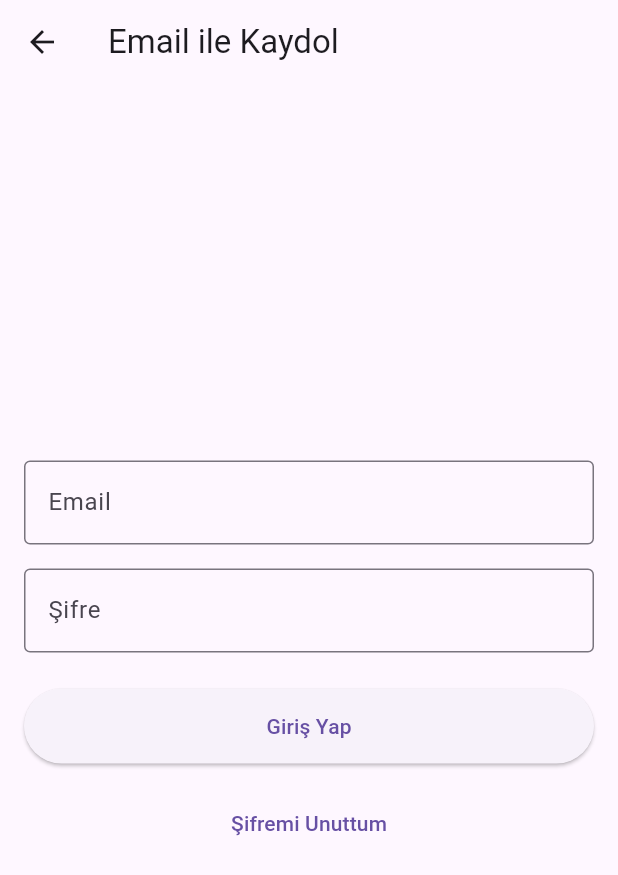
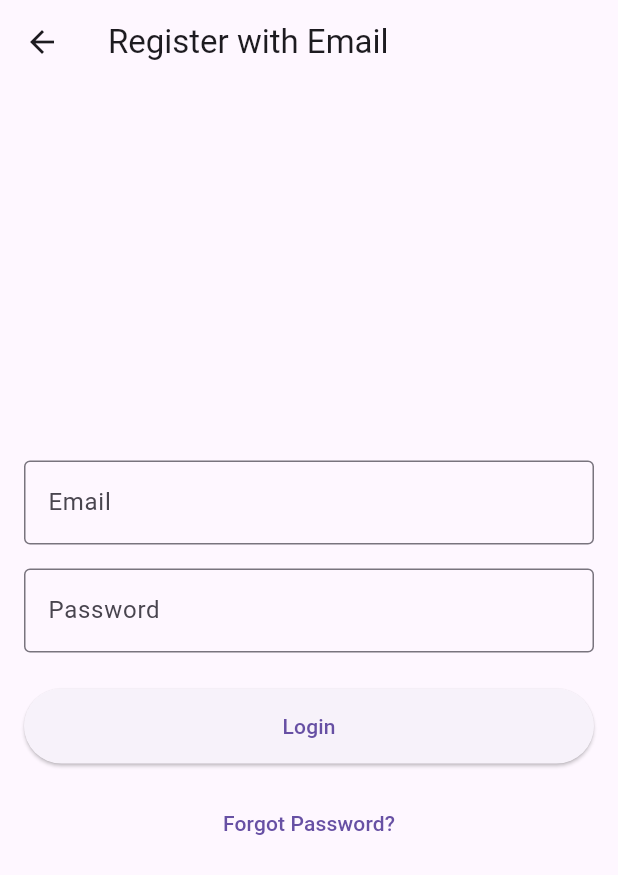
Before and after one commit to keresof/SmartCityFront, a Flutter app: the EmailLoginScreen screen opened by its route, on a phone screen of 412 x 824 dp. Shown: the top 875 px of the screen. Run offline on Flutter 3.47's test engine with Material 3 defaults, Android fonts, the light colour scheme and no system bars; our stand-ins replace dio, easy_localization, firebase_messaging, flutter_svg, geocoding, geolocator and 5 more; accounts and stored records are empty.

Commit message:
Translation basics

```diff
--- /dev/null
+++ b/asset/translations/de.json
@@ -0,0 +1,16 @@
+{
+    "smart_city_app_title": "Smart City App",
+    "settings": "Einstellungen",
+    "notifications": "Benachrichtigungen",
+    "darkMode": "Dunkelmodus",
+    "language": "Sprache",
+    "logout": "Abmelden",
+    "register_with_email": "Mit E-Mail registrieren",
+    "email": "E-Mail",
+    "password": "Passwort",
+    "please_enter_email_and_password": "Bitte geben Sie Ihre E-Mail-Adresse und Ihr Passwort ein",
+    "login_failed_check_email_and_password": "Anmeldung fehlgeschlagen. Bitte überprüfen Sie Ihre E-Mail-Adresse und Ihr Passwort",
+    "login": "Anmelden",
+    "login_problem_please_contact_support": "Probleme beim Anmelden? Kontaktieren Sie den Support",
+    "forgot_password": "Passwort vergessen?"
+}
--- /dev/null
+++ b/asset/translations/en.json
@@ -0,0 +1,16 @@
+{
+    "smart_city_app_title": "Smart City App",
+    "settings": "Settings",
+    "notifications": "Notifications",
+    "darkMode": "Dark Mode",
+    "language": "Language",
+    "logout": "Logout",
+    "register_with_email": "Register with Email",
+    "email": "Email",
+    "password": "Password",
+    "please_enter_email_and_password": "Please enter email and password",
+    "login_failed_check_email_and_password": "Login failed. Please check your email and password",
+    "login": "Login",
+    "login_problem_please_contact_support": "Having trouble signing in? Contact support",
+    "forgot_password": "Forgot Password?"
+  }
--- /dev/null
+++ b/asset/translations/es.json
@@ -0,0 +1,16 @@
+{
+    "smart_city_app_title": "Aplicación de la ciudad inteligente",
+    "settings": "Configuración",
+    "notifications": "Notificaciones",
+    "darkMode": "Modo oscuro",
+    "language": "Idioma",
+    "logout": "Cerrar sesión",
+    "register_with_email": "Registrarse con correo electrónico",
+    "email": "Correo electrónico",
+    "password": "Contraseña",
+    "please_enter_email_and_password": "Por favor, introduzca su correo electrónico y contraseña",
+    "login_failed_check_email_and_password": "Error al iniciar sesión. Por favor, compruebe su correo electrónico y contraseña",
+    "login": "Iniciar sesión",
+    "login_problem_please_contact_support": "¿Tiene problemas para iniciar sesión? Póngase en contacto con el soporte",
+    "forgot_password": "¿Olvidó su contraseña?"
+}
--- /dev/null
+++ b/asset/translations/fr.json
@@ -0,0 +1,16 @@
+{
+    "smart_city_app_title": "Application Smart City",
+    "settings": "Paramètres",
+    "notifications": "Notifications",
+    "darkMode": "Mode sombre",
+    "language": "Langue",
+    "logout": "Déconnexion",
+    "register_with_email": "S'inscrire avec un e-mail",
+    "email": "Email",
+    "password": "Mot de passe",
+    "please_enter_email_and_password": "Veuillez entrer votre email et votre mot de passe",
+    "login_failed_check_email_and_password": "Échec de la connexion. Veuillez vérifier votre email et votre mot de passe",
+    "login": "Login",
+    "login_problem_please_contact_support": "Problème de connexion? Contactez le support",
+    "forgot_password": "Mot de passe oublié?"
+}
--- /dev/null
+++ b/asset/translations/tr.json
@@ -0,0 +1,16 @@
+{
+    "smart_city_app_title": "Akıllı Şehir Uygulaması",
+    "settings": "Ayarlar",
+    "notifications": "Bildirimler",
+    "darkMode": "Karanlık Mod",
+    "language": "Dil",
+    "logout": "Çıkış Yap",
+    "register_with_email": "E-posta ile Kayıt Ol",
+    "email": "E-posta",
+    "password": "Şifre",
+    "please_enter_email_and_password": "Lütfen e-posta ve şifrenizi girin",
+    "login_failed_check_email_and_password": "Giriş başarısız. Lütfen e-posta ve şifrenizi kontrol edin",
+    "login": "Giriş Yap",
+    "login_problem_please_contact_support": "Giriş yapmakta sorun mu yaşıyorsunuz? Destek ekibimiz ile iletişime geçin",
+    "forgot_password": "Şifremi Unuttum"
+  }
--- a/lib/models/app_state.dart
+++ b/lib/models/app_state.dart
@@ -3,7 +3,7 @@ import 'package:flutter/foundation.dart';
 class AppState with ChangeNotifier {
   bool _isDarkMode = false;
   bool _notificationsEnabled = true;
-  String _language = 'English';
+  String _language = 'en';
   bool _isLoggedIn = false;
 
   bool get isDarkMode => _isDarkMode;
--- a/lib/screens/email_login_screen.dart
+++ b/lib/screens/email_login_screen.dart
@@ -3,6 +3,7 @@ import 'package:go_router/go_router.dart';
 import 'package:provider/provider.dart';
 import '../widgets/custom_pop_scope.dart';
 import '../providers/auth_provider.dart';
+import 'package:easy_localization/easy_localization.dart';
 
 class EmailLoginScreen extends StatelessWidget {
   final TextEditingController emailController = TextEditingController();
@@ -18,7 +19,7 @@ class EmailLoginScreen extends StatelessWidget {
       backPath: '/',
       child: Scaffold(
         appBar: AppBar(
-          title: Text('Email ile Kaydol'),
+          title: Text('register_with_email').tr(),
           leading: IconButton(
             icon: Icon(Icons.arrow_back),
             onPressed: () => context.go('/'),
@@ -32,7 +33,7 @@ class EmailLoginScreen extends StatelessWidget {
               TextField(
                 controller: emailController,
                 decoration: InputDecoration(
-                  labelText: 'Email',
+                  labelText: 'email'.tr(),
                   border: OutlineInputBorder(),
                 ),
                 keyboardType: TextInputType.emailAddress,
@@ -41,7 +42,7 @@ class EmailLoginScreen extends StatelessWidget {
               TextField(
                 controller: passwordController,
                 decoration: InputDecoration(
-                  labelText: 'Şifre',
+                  labelText: 'password'.tr(),
                   border: OutlineInputBorder(),
                 ),
                 obscureText: true,
@@ -54,7 +55,9 @@ class EmailLoginScreen extends StatelessWidget {
 
                   if (email.isEmpty || password.isEmpty) {
                     ScaffoldMessenger.of(context).showSnackBar(
-                      SnackBar(content: Text('Lütfen email ve şifrenizi girin.')),
+                      SnackBar(
+                          content:
+                              Text('please_enter_email_and_password').tr()),
                     );
                     return;
                   }
@@ -64,11 +67,13 @@ class EmailLoginScreen extends StatelessWidget {
                     context.go('/home');
                   } else {
                     ScaffoldMessenger.of(context).showSnackBar(
-                      SnackBar(content: Text('Giriş başarısız. Lütfen bilgilerinizi kontrol edin.')),
+                      SnackBar(
+                          content: Text('login_failed_check_email_and_password')
+                              .tr()),
                     );
                   }
                 },
-                child: Text('Giriş Yap'),
+                child: Text('login').tr(),
                 style: ElevatedButton.styleFrom(
                   minimumSize: Size(double.infinity, 50),
                 ),
@@ -78,10 +83,12 @@ class EmailLoginScreen extends StatelessWidget {
                 onPressed: () {
                   // TODO: Implement forgot password functionality
                   ScaffoldMessenger.of(context).showSnackBar(
-                    SnackBar(content: Text('Giriş yaparken sorun mu yaşıyorsunuz? Lütfen destek ekibimizle iletişime geçin.')),
+                    SnackBar(
+                        content:
+                            Text('login_problem_please_contact_support').tr()),
                   );
                 },
-                child: Text('Şifremi Unuttum'),
+                child: Text('forgot_password').tr(),
               ),
             ],
           ),
--- a/pubspec.yaml
+++ b/pubspec.yaml
@@ -26,6 +26,7 @@ dependencies:
   google_sign_in: ^6.2.1
   firebase_messaging: ^14.7.10
   webview_flutter: ^4.8.0
+  easy_localization: ^3.0.7
 
 dev_dependencies:
   flutter_test:
@@ -37,4 +38,5 @@ flutter:
   uses-material-design: true
   assets:
     - asset/image/
+    - asset/translations/
     - android/app/google_client_config.json
```
Also changed, not shown: lib/main.dart (+35 -16 lines), lib/screens/login_screen.dart (+12 -4 lines), lib/screens/settings_screen.dart (+20 -15 lines), pubspec.lock.
